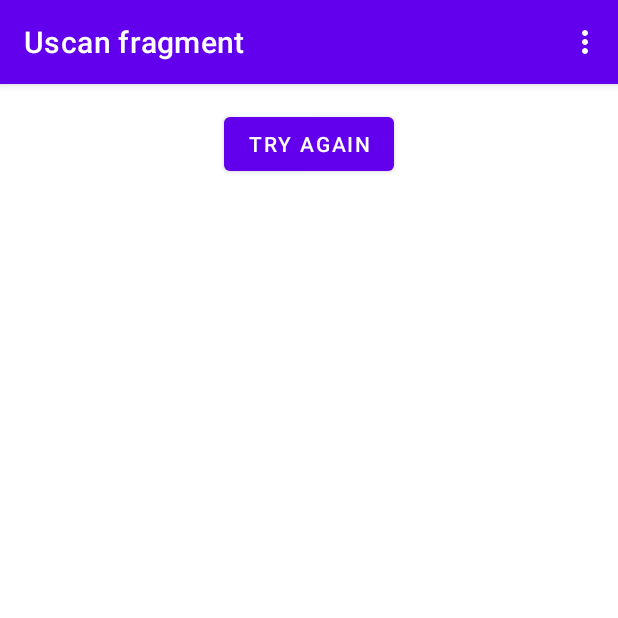
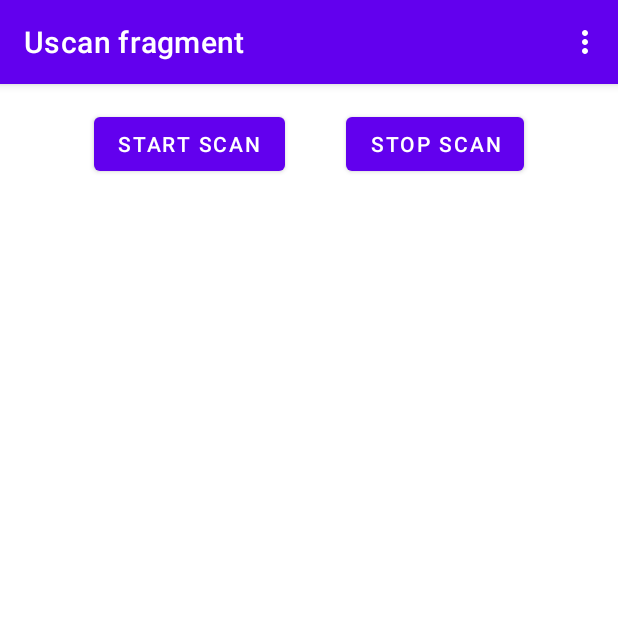
Before and after one commit to Gendatech/uscan, an Android app: the screen it shows after launch (MainActivity), on a phone screen of 412 x 824 dp, the top half of it. Run offline under Robolectric (Android 15) with nearby library versions, the phone set to English and light mode, and no system bars; our stand-ins replace Firebase (no records; nobody signed in at launch, a user with empty details on screens opened directly), data binding, navigation-ui; libraries missing offline, so code that uses them is left out: com.kkmcn.kbeaconlib; 3 statements that could not run were skipped.

Commit message:
Add stop button

```diff
--- a/app/src/main/java/genda/uscan/App.kt
+++ b/app/src/main/java/genda/uscan/App.kt
@@ -57,9 +57,9 @@ class App : Application(), DefaultLifecycleObserver {
     }
 
      fun startUscanService() {
-        Logger.d("Try Uscan service start from APP")
-        startForegroundService(Intent(this, UscanService().javaClass))
-        Logger.d("Uscan service start from APP")
+//        Logger.d("Try Uscan service start from APP")
+//        startForegroundService(Intent(this, UscanService().javaClass))
+//        Logger.d("Uscan service start from APP")
     }
 
     fun isAllNeededPermissionsGranted(): Boolean {
--- a/app/src/main/java/genda/uscan/ui/KbeaconAdapter.kt
+++ b/app/src/main/java/genda/uscan/ui/KbeaconAdapter.kt
@@ -104,6 +104,10 @@ class KbeaconAdapter(
                         )
                             .show()
                     } else {
+                        Log.e(
+                            PackageManagerCompat.LOG_TAG,
+                            "Uscan Adapter tests device has disconnected:$nReason"
+                        )
                         Toast.makeText(
                             kbeaconBinding.root.context,
                             "Uscan Adapter tests connection other error, reason:$nReason",
@@ -130,7 +134,6 @@ class KbeaconAdapter(
 
                 kbeacon.connect("0000000000000000", 60 * 1000, connectionDelegate)
             }
-
         }
 
         @SuppressLint("RestrictedApi")
--- a/app/src/main/java/genda/uscan/ui/UscanFragment.kt
+++ b/app/src/main/java/genda/uscan/ui/UscanFragment.kt
@@ -32,9 +32,6 @@ class UscanFragment : Fragment() {
     private var mBeaconsMgr: KBeaconsMgr? = null
     var mScanFailedContinueNum = 0
     var mBeaconsDictory: MutableMap<String, KBeacon> = HashMap()
-
-
-
     val beaconMgrDeletate: KBeaconMgrDelegate = object : KBeaconMgrDelegate {
         //get advertisement packet during scanning callback
         @SuppressLint("RestrictedApi")
@@ -76,9 +73,9 @@ class UscanFragment : Fragment() {
 //                    _binding?.kbeaconList?.adapter?.notifyItemRangeChanged(0, mBeaconsDictory.size)
                 }
             }
-            if (mBeaconsDictory.isNotEmpty()) {
-                var mBeaconsArray:Array<KBeacon> = mBeaconsDictory.values.toTypedArray()
-            }
+//            if (mBeaconsDictory.isNotEmpty()) {
+//                var mBeaconsArray:Array<KBeacon> = mBeaconsDictory.values.toTypedArray()
+//            }
         }
 
         @SuppressLint("RestrictedApi")
@@ -96,10 +93,6 @@ class UscanFragment : Fragment() {
             mScanFailedContinueNum++
         }
     }
-
-
-
-
 
     // endregion
 
@@ -168,9 +161,13 @@ class UscanFragment : Fragment() {
             }
         }
 
+        _binding?.buttonTwo?.setOnClickListener {
+            _binding?.buttonFirst?.alpha = 1.0f
+            mBeaconsMgr?.stopScanning()
+        }
+
         mBeaconsMgr = KBeaconsMgr.sharedBeaconManager(requireContext())
         if (mBeaconsMgr == null) {
-
             Toast .makeText(requireContext(), "Uscan tests Bluetooth not support", Toast.LENGTH_LONG)
                 .show()
         }
--- a/app/src/main/res/layout/fragment_uscan.xml
+++ b/app/src/main/res/layout/fragment_uscan.xml
@@ -15,11 +15,20 @@
             android:id="@+id/button_first"
             android:layout_width="wrap_content"
             android:layout_height="wrap_content"
-            android:text="@string/retry"
+            android:text="Start Scan"
             android:layout_marginTop="50dp"
+            app:layout_constraintStart_toStartOf="parent"
+            app:layout_constraintEnd_toStartOf="@id/button_two"
+            app:layout_constraintTop_toTopOf="parent" />
+
+        <Button
+            android:id="@+id/button_two"
+            android:layout_width="wrap_content"
+            android:layout_height="wrap_content"
+            android:text="Stop Scan"
             app:layout_constraintEnd_toEndOf="parent"
-            app:layout_constraintStart_toStartOf="parent"
-            app:layout_constraintTop_toTopOf="parent" />
+            app:layout_constraintStart_toEndOf="@id/button_first"
+            app:layout_constraintTop_toTopOf="@id/button_first" />
 
         <androidx.recyclerview.widget.RecyclerView
             android:id="@+id/kbeacon_list"
```
